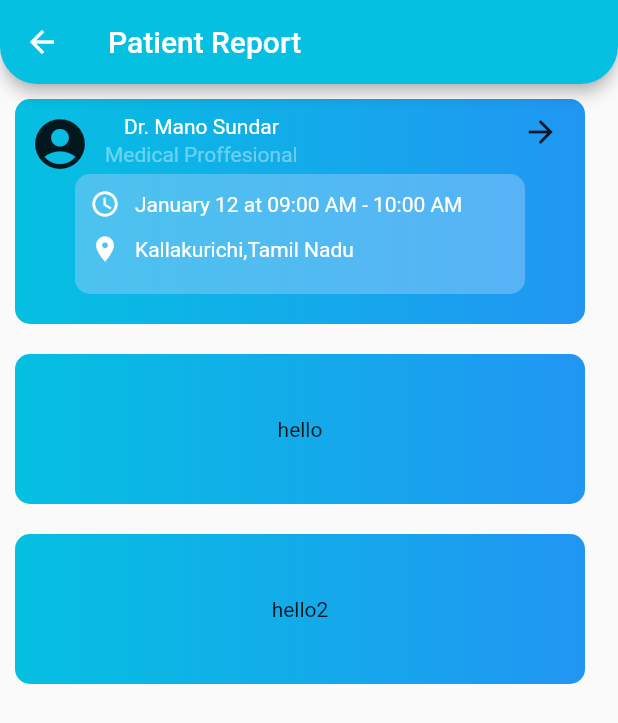
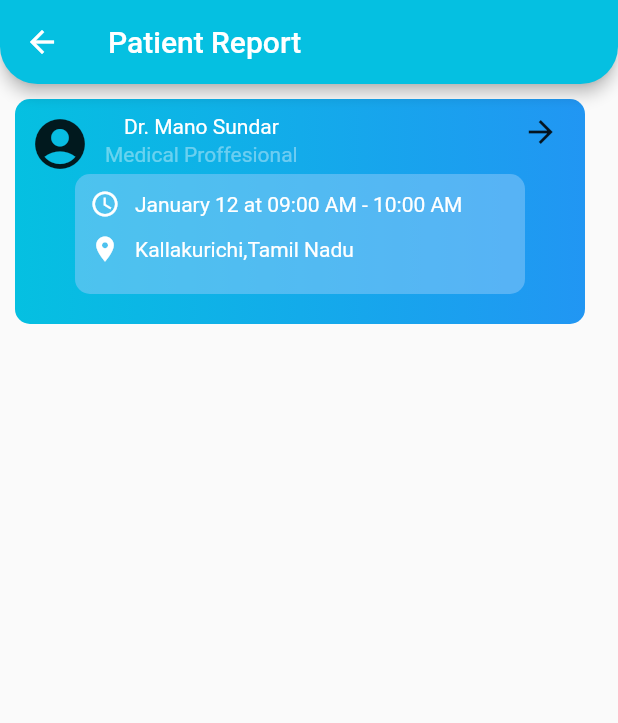
Before and after one commit to manosundarmanivel/flutter-, a Flutter app: the report screen opened directly, on a phone screen of 412 x 824 dp. Shown: the top 723 px of the screen. Run offline on Flutter 3.47's test engine with Material 2 defaults, Android fonts, the phone set to English and light mode, and no system bars.

Commit message:
improved UI

```diff
--- a/test_app/lib/report.dart
+++ b/test_app/lib/report.dart
@@ -28,12 +28,12 @@ class _reportState extends State<report> {
         crossAxisAlignment: CrossAxisAlignment.start,
         children: [
           Appointment(),
-          Box(
-            title: 'hello',
-          ),
-          Box(
-            title: 'hello2',
-          )
+          // Box(
+          //   title: 'hello',
+          // ),
+          // Box(
+          //   title: 'hello2',
+          // )
         ],
       ),
     );
```
